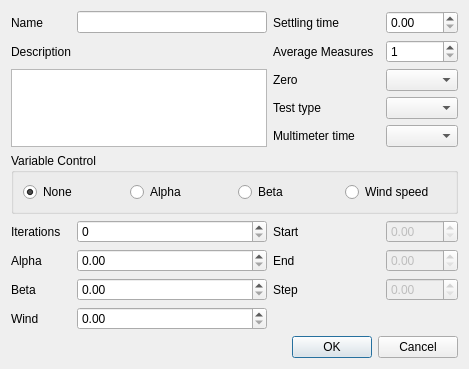
froque/AeroIST, file measurementspreferences.ui: the form before one commit.
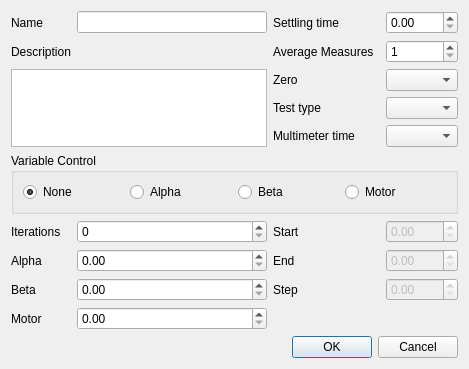
The form after the commit.

Commit message: renamed all wind to motor.

Patch:
```diff
--- a/measurementspreferences.ui
+++ b/measurementspreferences.ui
@@ -69,7 +69,7 @@
       <item>
        <widget class="QRadioButton" name="radioButtonWind">
         <property name="text">
-         <string>Wind speed</string>
+         <string>Motor</string>
         </property>
         <attribute name="buttonGroup">
          <string>controlGroup</string>
@@ -161,7 +161,7 @@
    <item row="15" column="1">
     <widget class="QLabel" name="labelWind">
      <property name="text">
-      <string>Wind</string>
+      <string>Motor</string>
      </property>
     </widget>
    </item>
```
Left out of the diff: 10 changed lines with no effect on the pictures. The commit also changes 23 other files.
